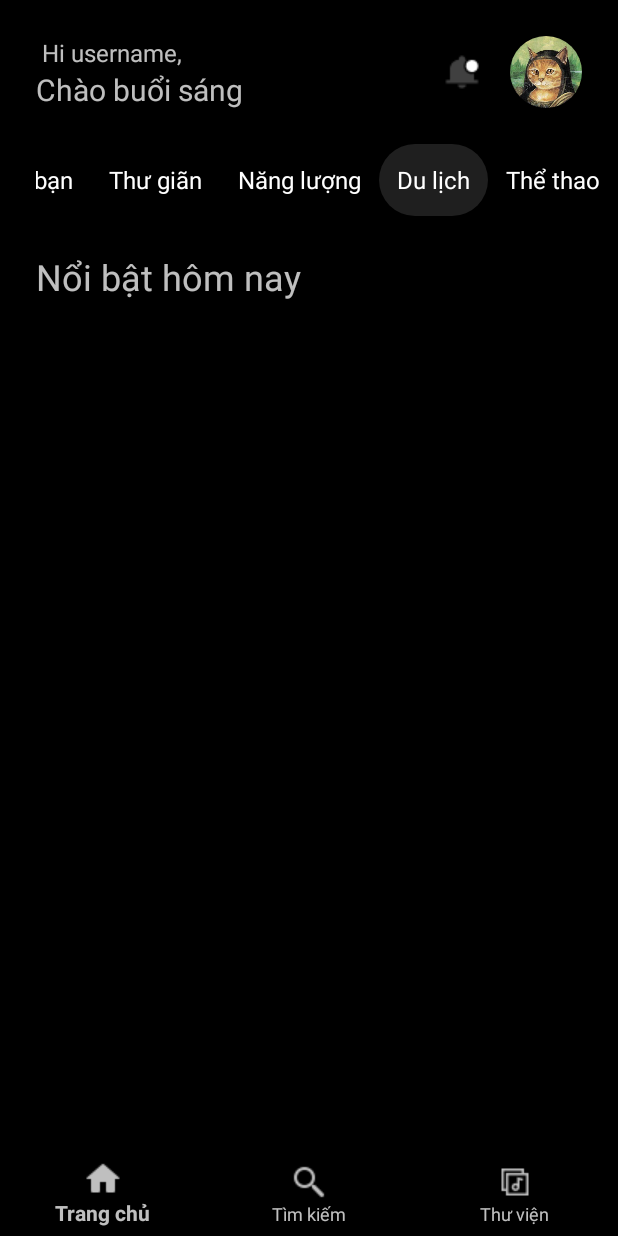
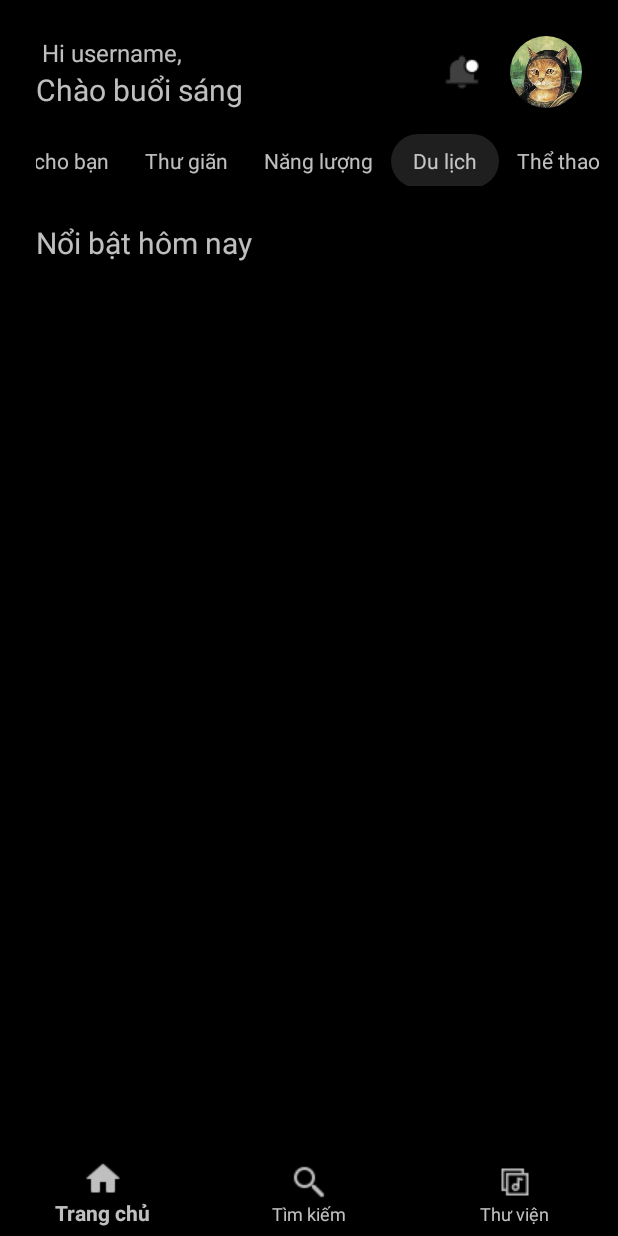
Before and after one commit to dautiendat/BaiTapLonAndroidNC, an Android app: the FragmentForYou screen opened directly, with no data from a screen before it, tab 4 chosen, on a phone screen of 412 x 824 dp. Run offline under Robolectric (Android 15) with nearby library versions, the phone set to English and light mode, and no system bars; our stand-ins replace CircleImageView, Firebase (no records; nobody signed in at launch, a user with empty details on screens opened directly); Roboto replaces fonts that are not available here.

Commit message:
commit lan 8

```diff
--- a/app/build.gradle
+++ b/app/build.gradle
@@ -40,7 +40,7 @@ dependencies {
     }
 
     implementation 'androidx.appcompat:appcompat:1.3.0'
-    implementation 'com.google.android.material:material:1.4.0'
+    implementation 'com.google.android.material:material:1.9.0'
     implementation 'androidx.constraintlayout:constraintlayout:2.0.4'
     implementation 'androidx.activity:activity:1.8.0'
     testImplementation 'junit:junit:4.13.2'
--- a/app/src/main/java/com/example/appmusic/fragments/FragmentMain.java
+++ b/app/src/main/java/com/example/appmusic/fragments/FragmentMain.java
@@ -10,6 +10,7 @@ import androidx.annotation.Nullable;
 import androidx.fragment.app.Fragment;
 import androidx.fragment.app.FragmentManager;
 import androidx.fragment.app.FragmentTransaction;
+import androidx.recyclerview.widget.RecyclerView;
 import androidx.viewpager2.widget.ViewPager2;
 
 import com.example.appmusic.R;
--- a/app/src/main/res/layout/activity_main.xml
+++ b/app/src/main/res/layout/activity_main.xml
@@ -2,18 +2,23 @@
 <androidx.constraintlayout.widget.ConstraintLayout
     xmlns:android="http://schemas.android.com/apk/res/android"
     xmlns:app="http://schemas.android.com/apk/res-auto"
+    xmlns:tools="http://schemas.android.com/tools"
     android:id="@+id/main"
     android:layout_width="match_parent"
     android:layout_height="match_parent"
     android:background="@color/black"
     android:orientation="vertical"
     >
+
     <androidx.viewpager2.widget.ViewPager2
         android:id="@+id/vg_fragMain"
         android:layout_width="match_parent"
         android:layout_height="wrap_content"
+        app:layout_constraintBottom_toTopOf="@id/bottomBar"
         app:layout_constraintTop_toTopOf="parent"
-        />
+        app:layout_constraintVertical_bias="0.0"
+        tools:layout_editor_absoluteX="30dp" />
+
     <com.google.android.material.bottomnavigation.BottomNavigationView
         android:id="@+id/bottomBar"
         android:layout_width="match_parent"
--- a/app/src/main/res/layout/fragment_foryou.xml
+++ b/app/src/main/res/layout/fragment_foryou.xml
@@ -1,12 +1,16 @@
 <?xml version="1.0" encoding="utf-8"?>
-<LinearLayout xmlns:android="http://schemas.android.com/apk/res/android"
+<androidx.core.widget.NestedScrollView xmlns:android="http://schemas.android.com/apk/res/android"
     android:id="@+id/fragment_foryou"
     android:layout_width="match_parent"
-    android:layout_height="wrap_content"
+    android:layout_height="match_parent"
+    android:fillViewport="true"
     android:orientation="vertical"
     android:background="@color/black"
-    xmlns:app="http://schemas.android.com/apk/res-auto">
-
+    >
+    <LinearLayout
+        android:layout_width="match_parent"
+        android:layout_height="wrap_content"
+        android:orientation="vertical">
     <LinearLayout
         android:id="@+id/linearFeaturing"
         android:layout_width="match_parent"
@@ -36,8 +40,11 @@
             </LinearLayout>
         </HorizontalScrollView>
     </LinearLayout>
+
     <ListView
         android:id="@+id/listview_FragForYou"
         android:layout_width="match_parent"
-        android:layout_height="wrap_content"/>
-</LinearLayout>
+        android:layout_height="1000dp"
+        />
+    </LinearLayout>
+</androidx.core.widget.NestedScrollView>
--- a/app/src/main/res/layout/fragment_main.xml
+++ b/app/src/main/res/layout/fragment_main.xml
@@ -1,5 +1,6 @@
 <?xml version="1.0" encoding="utf-8"?>
-<androidx.coordinatorlayout.widget.CoordinatorLayout xmlns:android="http://schemas.android.com/apk/res/android"
+<androidx.coordinatorlayout.widget.CoordinatorLayout
+    xmlns:android="http://schemas.android.com/apk/res/android"
     xmlns:tools="http://schemas.android.com/tools"
     android:id="@+id/fragment_main"
     android:layout_width="match_parent"
@@ -8,21 +9,25 @@
     android:background="@color/black"
     xmlns:app="http://schemas.android.com/apk/res-auto">
 
-    <androidx.core.widget.NestedScrollView
-        android:id="@+id/mainLayout"
-        android:layout_width="match_parent"
-        android:layout_height="match_parent">
-
-        <LinearLayout
+        <com.google.android.material.appbar.AppBarLayout
             android:layout_width="match_parent"
             android:layout_height="wrap_content"
-            android:orientation="vertical">
+            android:backgroundTint="@color/black"
+            >
+            <com.google.android.material.appbar.CollapsingToolbarLayout
+                android:layout_width="match_parent"
+                android:layout_height="124dp"
+                app:layout_scrollFlags="scroll|exitUntilCollapsed"
+                app:titleEnabled="false"
+                >
 
                 <androidx.constraintlayout.widget.ConstraintLayout
                     android:layout_width="match_parent"
-                android:layout_height="64dp"
+                    android:layout_height="wrap_content"
                     android:layout_marginLeft="24dp"
-                android:layout_marginTop="16dp">
+                    android:layout_marginTop="16dp"
+                    app:layout_collapseMode="parallax"
+                    >
                     <TextView
                         android:id="@+id/hiUser"
                         android:layout_width="wrap_content"
@@ -59,24 +64,29 @@
                         android:src="@drawable/bell"
                         app:layout_constraintRight_toLeftOf="@id/imageUser"
                         app:layout_constraintTop_toTopOf="parent" />
-            </androidx.constraintlayout.widget.ConstraintLayout>
-
                     <com.google.android.material.tabs.TabLayout
                         android:id="@+id/tabLayoutScrollBar"
                         android:layout_width="match_parent"
-                android:layout_height="wrap_content"
+                        android:layout_height="36dp"
                         app:tabMode="scrollable"
-                app:tabTextColor="@color/white"
-                app:tabTextAppearance="@style/hi_username"
+                        app:tabTextAppearance="@style/textTabLayout"
                         app:tabIndicatorHeight="0dp"
                         app:tabBackground="@drawable/rounded_background"
-                style="@style/margin"/>
+                        android:layout_marginTop="16dp"
+                        app:layout_constraintTop_toBottomOf="@id/goodMorning"
+                        />
+                </androidx.constraintlayout.widget.ConstraintLayout>
+
+            </com.google.android.material.appbar.CollapsingToolbarLayout>
+
+        </com.google.android.material.appbar.AppBarLayout>
 
         <androidx.viewpager2.widget.ViewPager2
             android:id="@+id/viewPagerFragmentMain"
             android:layout_width="match_parent"
-                android:layout_height="900dp"/>
-        </LinearLayout>
-    </androidx.core.widget.NestedScrollView>
+            android:layout_height="match_parent"
+            app:layout_behavior="@string/appbar_scrolling_view_behavior"
+            />
+
 
 </androidx.coordinatorlayout.widget.CoordinatorLayout>
--- a/app/src/main/res/layout/fragment_relax.xml
+++ b/app/src/main/res/layout/fragment_relax.xml
@@ -1,7 +1,7 @@
 <?xml version="1.0" encoding="utf-8"?>
 <LinearLayout xmlns:android="http://schemas.android.com/apk/res/android"
     android:layout_width="match_parent"
-    android:layout_height="match_parent"
+    android:layout_height="wrap_content"
     xmlns:app="http://schemas.android.com/apk/res-auto"
     android:background="@color/black"
     android:orientation="vertical">
--- a/app/src/main/res/layout/item_song_play_list.xml
+++ b/app/src/main/res/layout/item_song_play_list.xml
@@ -25,7 +25,7 @@
         android:text="Tik Tok Music"
         android:layout_gravity="center"
         android:ellipsize="end"
-        android:maxLines="1"
+        android:maxLines="2"
         android:textAppearance="@style/hi_username"
         />
 </LinearLayout>
--- a/app/src/main/res/values/styles.xml
+++ b/app/src/main/res/values/styles.xml
@@ -19,6 +19,11 @@
         <item name="android:textColor">@color/color_text</item>
     </style>
 
+    <style name="textTabLayout">
+        <item name="android:textSize">14sp</item>
+        <item name="android:textColor">@color/color_text</item>
+    </style>
+
     <style name="song">
         <item name="android:textSize">12sp</item>
         <item name="android:textColor">@color/color_text</item>
@@ -33,7 +38,7 @@
     </style>
 
     <style name="text_seemore">
-        <item name="android:textSize">16sp</item>
+        <item name="android:textSize">14sp</item>
         <item name="android:textColor">#FFFFFFFF</item>
         <item name="android:layout_marginTop">32dp</item>
         <item name="android:layout_marginRight">24dp</item>
@@ -45,7 +50,7 @@
         <item name="android:layout_marginLeft">24dp</item>
     </style>
     <style name="title_text">
-        <item name="android:textSize">24sp</item>
+        <item name="android:textSize">20sp</item>
         <item name="android:textColor">@color/color_text</item>
         <item name="android:layout_marginLeft">24dp</item>
         <item name="android:layout_marginTop">24dp</item>
```
Also changed, not shown: app/src/main/java/com/example/appmusic/adapters/AdapterContent.java (+9 -3 lines), app/src/main/java/com/example/appmusic/adapters/FrameAdapter.java (+37 -10 lines), app/src/main/java/com/example/appmusic/fragments/FragmentForYou.java (+0 -29 lines), app/src/main/java/com/example/appmusic/fragments/FragmentRelax.java (+0 -27 lines). Lines whose indentation alone changed are shown as unchanged.
